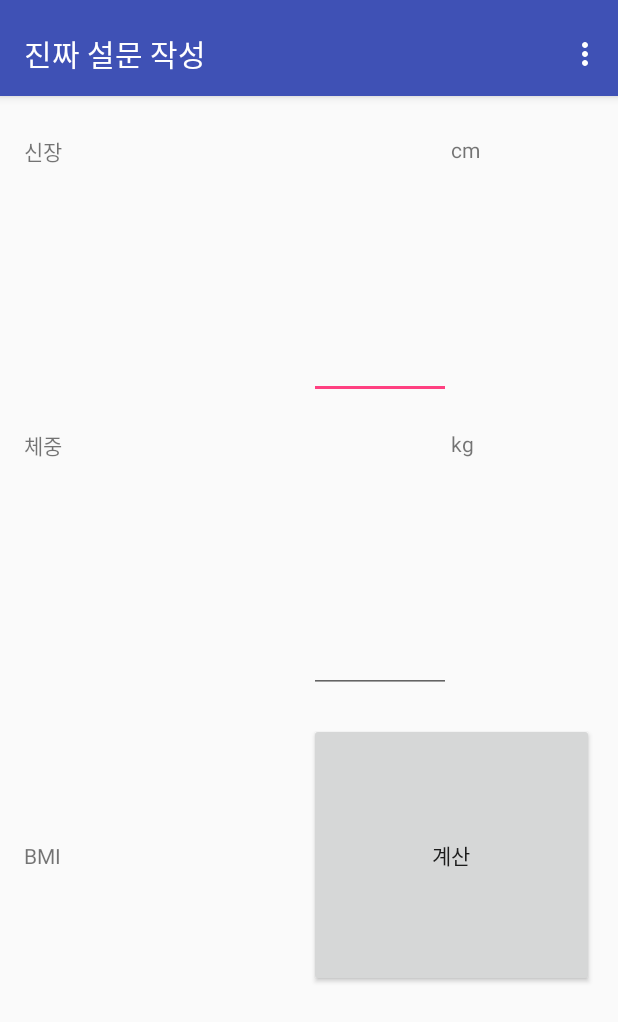
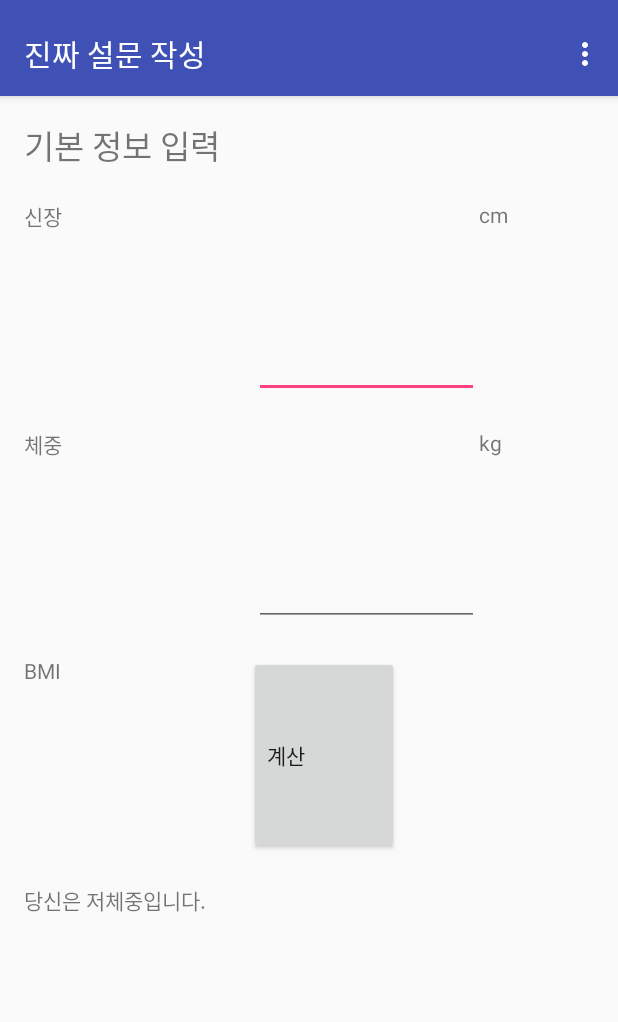
Before and after one commit to GoodBeing/GoodBeing-Android, an Android app: the RealsurveywriteActivity screen opened directly, with no data from a screen before it, in the options menu, after a tap on "서비스 소개", on a phone screen of 412 x 824 dp. Shown: the top 1022 px of the screen. Run offline under Robolectric (Android 15) with nearby library versions, the phone set to English and light mode, and no system bars; 2 statements that could not run were skipped.

Commit message:
0718 survey write 2 button액션 완료, BMI계산완료 radio X

```diff
--- a/app/build.gradle
+++ b/app/build.gradle
@@ -2,7 +2,7 @@ apply plugin: 'com.android.application'
 
 android {
     compileSdkVersion 25
-    buildToolsVersion "24.0.0"
+    buildToolsVersion '25.0.0'
 
     defaultConfig {
         applicationId "com.landvibe.goodbeing.goodbeing_android"
--- a/app/src/main/AndroidManifest.xml
+++ b/app/src/main/AndroidManifest.xml
@@ -9,7 +9,7 @@
         android:supportsRtl="true"
         android:theme="@style/AppTheme">
         <activity
-            android:name=".MainActivity"
+            android:name="com.landvibe.goodbeing.goodbeing_android.MainActivity"
 
             android:label="@string/app_name"
             android:theme="@style/AppTheme.NoActionBar">
--- a/app/src/main/java/com/landvibe/goodbeing/goodbeing_android/MainActivity.java
+++ b/app/src/main/java/com/landvibe/goodbeing/goodbeing_android/MainActivity.java
@@ -92,7 +92,8 @@ public class MainActivity extends AppCompatActivity
         } else if (id == R.id.nav_history) {
 
         } else if (id == R.id.nav_surveyWrite) {
-
+            Intent i = new Intent(MainActivity.this,RealsurveywriteActivity.class);
+            startActivity(i);
         } else if (id == R.id.nav_measure) {
 
         } else if (id == R.id.nav_consulting) {
--- a/app/src/main/java/com/landvibe/goodbeing/goodbeing_android/RealsurveywriteActivity.java
+++ b/app/src/main/java/com/landvibe/goodbeing/goodbeing_android/RealsurveywriteActivity.java
@@ -1,5 +1,6 @@
 package com.landvibe.goodbeing.goodbeing_android;
 
+import android.content.Intent;
 import android.os.Bundle;
 import android.support.v4.app.Fragment;
 import android.support.v4.app.FragmentManager;
@@ -12,6 +13,9 @@ import android.view.Menu;
 import android.view.MenuItem;
 import android.view.View;
 import android.view.ViewGroup;
+import android.widget.Button;
+import android.widget.EditText;
+import android.widget.TextView;
 
 /**
  * Created by jik on 2017-07-17.
@@ -32,7 +36,7 @@ public class RealsurveywriteActivity extends AppCompatActivity {
      * The {@link ViewPager} that will host the section contents.
      */
     private ViewPager mViewPager;
-
+    private Button RealsurveywirteActivity_ok_btn;
     @Override
     protected void onCreate(Bundle savedInstanceState) {
         super.onCreate(savedInstanceState);
@@ -78,13 +82,17 @@ public class RealsurveywriteActivity extends AppCompatActivity {
     /**
      * A placeholder fragment containing a simple view.
      */
-    public static class firstfragment extends Fragment {
+    public static class firstfragment extends Fragment implements View.OnClickListener {
+
         /**
          * The fragment argument representing the section number for this
          * fragment.
          */
         private static final String ARG_SECTION_NUMBER = "section_number";
-
+        private EditText RealsurveywirteActivity_firstfrgment_height_et;
+        private EditText RealsurveywirteActivity_firstfrgment_weight_et;
+        private Button RealsurveywirteActivity_firstfrgment_calBMI_button;
+        private TextView RealsurveywirteActivity_firstfrgment_BMIresult_tv;
         public firstfragment() {
         }
 
@@ -106,7 +114,41 @@ public class RealsurveywriteActivity extends AppCompatActivity {
             View rootView = inflater.inflate(R.layout.survey_fragment, container, false);
 //            TextView textView = (TextView) rootView.findViewById(R.id.section_label);
 //            textView.setText(getString(R.string.section_format, getArguments().getInt(ARG_SECTION_NUMBER)));
+            RealsurveywirteActivity_firstfrgment_height_et = (EditText) rootView.findViewById(R.id.height);
+            RealsurveywirteActivity_firstfrgment_weight_et = (EditText) rootView.findViewById(R.id.weight);
+            RealsurveywirteActivity_firstfrgment_BMIresult_tv = (TextView) rootView.findViewById(R.id.BMI_result) ;
+
+            RealsurveywirteActivity_firstfrgment_calBMI_button = (Button) rootView.findViewById(R.id.cal_btn);
+            RealsurveywirteActivity_firstfrgment_calBMI_button.setOnClickListener(this);
             return rootView;
+        }
+
+        @Override
+        public void onClick(View view) {
+            if(view.getId() == R.id.cal_btn)
+            {
+                String heightString = RealsurveywirteActivity_firstfrgment_height_et.getText().toString();
+               double height = 0;
+                height = Integer.parseInt(heightString) ;
+
+                String weightString = RealsurveywirteActivity_firstfrgment_weight_et.getText().toString();
+                double weight = 0;
+                weight = Integer.parseInt(weightString) ;
+
+                double result = weight/((height/100)*(height/100));
+
+                String re="";
+                if(result >=30)
+                    re ="비만";
+                else if(result >=25 && result <30)
+                    re ="과체중";
+                else if(result >=18.5 && result <25)
+                    re ="정상";
+                else
+                    re ="저체중";
+
+                RealsurveywirteActivity_firstfrgment_BMIresult_tv.setText("당신은 "+re+"입니다.");
+            }
         }
     }
     public static class secondfragment extends Fragment {
@@ -139,15 +181,17 @@ public class RealsurveywriteActivity extends AppCompatActivity {
 //            textView.setText(getString(R.string.section_format, getArguments().getInt(ARG_SECTION_NUMBER)));
             return rootView;
         }
+
+
     }
 
-    public static class thirdfragment extends Fragment {
+    public static class thirdfragment extends Fragment implements View.OnClickListener {
         /**
          * The fragment argument representing the section number for this
          * fragment.
          */
+        private Button RealsurveywirteActivity_thirdfrgment_ok_btn;
         private static final String ARG_SECTION_NUMBER = "section_number";
-
         public thirdfragment() {
         }
 
@@ -166,48 +210,25 @@ public class RealsurveywriteActivity extends AppCompatActivity {
         @Override
         public View onCreateView(LayoutInflater inflater, ViewGroup container,
                                  Bundle savedInstanceState) {
+
             View rootView = inflater.inflate(R.layout.survey_fragment_1_2, container, false);
 //            TextView textView = (TextView) rootView.findViewById(R.id.section_label);
 //            textView.setText(getString(R.string.section_format, getArguments().getInt(ARG_SECTION_NUMBER)));
+            RealsurveywirteActivity_thirdfrgment_ok_btn = (Button) rootView.findViewById(R.id.ok_btn);
+            RealsurveywirteActivity_thirdfrgment_ok_btn.setOnClickListener(this);
             return rootView;
         }
+
+        @Override
+        public void onClick(View view) {
+            if(view.getId() == R.id.ok_btn)
+            {
+                Intent intent = new Intent(getActivity() , MainActivity.class);
+                startActivity(intent);
+            }
+        }
     }
-    /**
-     * A {@link FragmentPagerAdapter} that returns a fragment corresponding to
-     * one of the sections/tabs/pages.
-     */
-//    public class SectionsPagerAdapter extends FragmentPagerAdapter {
-//
-//        public SectionsPagerAdapter(FragmentManager fm) {
-//            super(fm);
-//        }
-//
-//        @Override
-//        public Fragment getItem(int position) {
-//            // getItem is called to instantiate the fragment for the given page.
-//            // Return a PlaceholderFragment (defined as a static inner class below).
-//            return PlaceholderFragment.newInstance(position + 1);
-//        }
-//
-//        @Override
-//        public int getCount() {
-//            // Show 3 total pages.
-//            return 3;
-//        }
-//
-//        @Override
-//        public CharSequence getPageTitle(int position) {
-//            switch (position) {
-//                case 0:
-//                    return "SECTION 1";
-//                case 1:
-//                    return "SECTION 2";
-//                case 2:
-//                    return "SECTION 3";
-//            }
-//            return null;
-//        }
-//    }
+
     public class SectionsPagerAdapter extends FragmentPagerAdapter {
 
         public SectionsPagerAdapter(FragmentManager fm) {
--- a/app/src/main/java/com/landvibe/goodbeing/goodbeing_android/SurveyWriteActivity.java
+++ b/app/src/main/java/com/landvibe/goodbeing/goodbeing_android/SurveyWriteActivity.java
@@ -43,10 +43,10 @@ public class SurveyWriteActivity extends AppCompatActivity implements Navigation
         if (id == R.id.nav_intro) {
 
         } else if (id == R.id.nav_history) {
+
+        } else if (id == R.id.nav_surveyWrite) {
             Intent i = new Intent(SurveyWriteActivity.this,RealsurveywriteActivity.class);
             startActivity(i);
-        } else if (id == R.id.nav_surveyWrite) {
-
         } else if (id == R.id.nav_measure) {
 
         } else if (id == R.id.nav_consulting) {
--- a/app/src/main/res/layout/survey_fragment.xml
+++ b/app/src/main/res/layout/survey_fragment.xml
@@ -7,7 +7,12 @@
     android:paddingTop="@dimen/activity_vertical_margin"
     android:orientation="vertical">
 
-
+    <TextView
+        android:text="기본 정보 입력"
+        android:layout_width="match_parent"
+        android:layout_height="wrap_content"
+        android:layout_marginBottom="10dp"
+        android:textSize="10pt"/>
         <LinearLayout
             android:orientation="horizontal"
             android:layout_width="match_parent"
@@ -17,19 +22,28 @@
             android:layout_marginTop="10dp">
 
             <TextView
+
                 android:text="신장"
                 android:layout_width="0dp"
+                android:layout_height="20dp"
+                android:layout_weight="2"
+                android:gravity="center_vertical"
+                android:layout_gravity="center_horizontal"/>
+            <EditText
+                android:id="@+id/height"
+                android:layout_width="150dp"
                 android:layout_height="match_parent"
-                android:layout_weight="2"/>
-            <EditText
-                android:layout_width="0dp"
-                android:layout_height="match_parent"
-                android:layout_weight="1"/>
+                android:gravity="center_vertical"
+                android:layout_gravity="center_horizontal"
+                android:textColor="#ff0000"
+                />
             <TextView
                 android:text="cm"
                 android:layout_width="0dp"
-                android:layout_height="match_parent"
-                android:layout_weight="1"/>
+                android:layout_height="20dp"
+                android:layout_weight="1"
+                android:gravity="center_vertical"
+                android:layout_gravity="center_horizontal"/>
         </LinearLayout>
 
 
@@ -40,22 +54,31 @@
             android:layout_height="0dp"
             android:layout_weight="1"
             android:layout_marginBottom="10dp"
-            android:layout_marginTop="10dp">
+            android:layout_marginTop="10dp"
+            >
 
             <TextView
                 android:text="체중"
                 android:layout_width="0dp"
+                android:layout_height="20dp"
+                android:layout_weight="2"
+                android:gravity="center_vertical"
+                android:layout_gravity="center_horizontal"/>
+            <EditText
+                android:id="@+id/weight"
+                android:layout_width="150dp"
                 android:layout_height="match_parent"
-                android:layout_weight="2"/>
-            <EditText
-                android:layout_width="0dp"
-                android:layout_height="match_parent"
-                android:layout_weight="1"/>
+                android:gravity="center_vertical"
+                android:layout_gravity="center_horizontal"
+                android:textColor="#ff0000"
+                />
             <TextView
                 android:text="kg"
                 android:layout_width="0dp"
-                android:layout_height="match_parent"
-                android:layout_weight="1"/>
+                android:layout_height="20dp"
+                android:layout_weight="1"
+                android:gravity="center_vertical"
+                android:layout_gravity="center_horizontal"/>
         </LinearLayout>
 
 
@@ -68,14 +91,29 @@
             android:layout_marginTop="10dp">
             <TextView
                 android:text="BMI"
-                android:layout_width="0dp"
+                android:layout_width="100dp"
                 android:layout_height="wrap_content"
-                android:layout_weight="1"/>
+                android:gravity="center_vertical"
+                android:layout_gravity="center_horizontal"/>
+            <TextView
+                android:layout_width="50dp"
+                android:layout_height="wrap_content"
+                android:gravity="center_vertical"
+                android:layout_gravity="center_horizontal"/>
             <Button
+                android:id="@+id/cal_btn"
                 android:text="계산"
-                android:layout_width="0dp"
+                android:layout_width="100dp"
                 android:layout_height="match_parent"
-                android:layout_weight="1"/>
+                android:gravity="center_vertical"
+                android:layout_gravity="center_horizontal"
+                />
+            <TextView
+                android:layout_width="50dp"
+                android:layout_height="wrap_content"
+                android:gravity="center_vertical"
+                android:layout_gravity="center_horizontal"/>
+
         </LinearLayout>
 
         <LinearLayout
@@ -92,5 +130,10 @@
                />
 
         </LinearLayout>
+    <LinearLayout
+        android:layout_width="match_parent"
+        android:layout_height="0dp"
+        android:layout_weight="1">
 
     </LinearLayout>
+</LinearLayout>
--- a/app/src/main/res/layout/survey_fragment_1_1.xml
+++ b/app/src/main/res/layout/survey_fragment_1_1.xml
@@ -17,7 +17,7 @@
         >
         <TextView
             android:id="@+id/section_label"
-            android:text="하루 평균 근무 시간"
+            android:text="Q3. 하루 평균 근무 시간"
             android:layout_width="match_parent"
             android:layout_height="wrap_content" />
 
@@ -50,7 +50,7 @@
         android:layout_weight="1"
         >
         <TextView
-            android:text="직업의 종류"
+            android:text="Q4. 직업의 종류"
             android:layout_width="match_parent"
             android:layout_height="wrap_content" />
 
--- a/build.gradle
+++ b/build.gradle
@@ -5,7 +5,7 @@ buildscript {
         jcenter()
     }
     dependencies {
-        classpath 'com.android.tools.build:gradle:2.1.0'
+        classpath 'com.android.tools.build:gradle:2.3.2'
 
         // NOTE: Do not place your application dependencies here; they belong
         // in the individual module build.gradle files
```
Also changed, not shown: app/src/main/res/layout/survey_fragment_1_2.xml (+16 -8 lines), gradle/wrapper/gradle-wrapper.properties.
